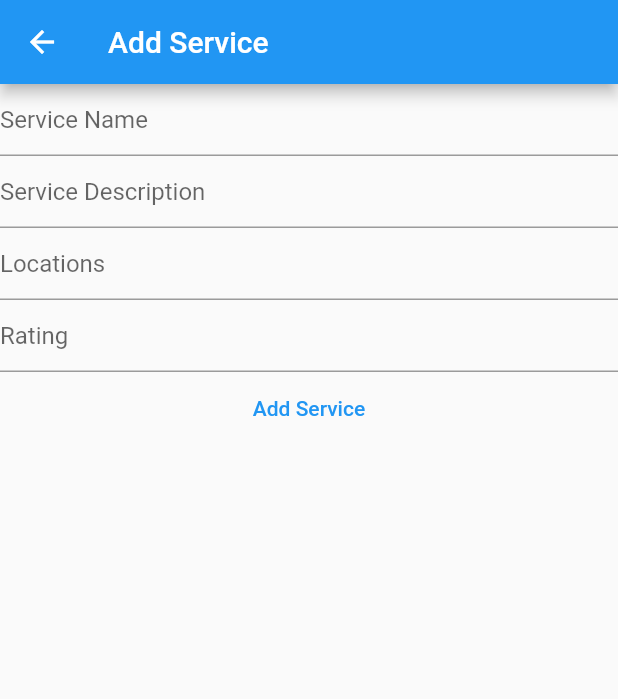
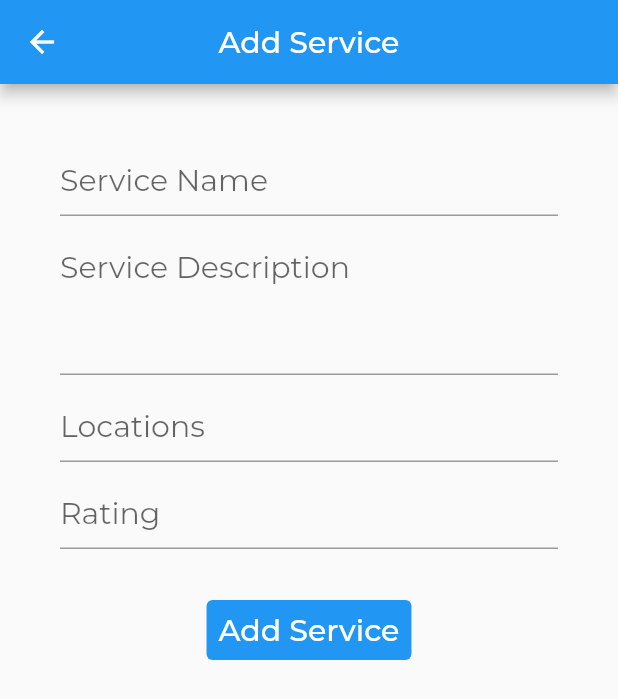
Before and after one commit to KONAPAVANKUMAR/ServiceProject_Provider, a Flutter app: the HomePage screen opened directly, after a tap on the "add" icon, on a phone screen of 412 x 824 dp. Shown: the top 699 px of the screen. Run offline on Flutter 3.47's test engine with Material 2 defaults, Android fonts, the phone set to English and light mode, and no system bars; our stand-ins replace google_fonts, shared_preferences; accounts and stored records are empty; network calls fail.

Commit message:
all functionalities done

```diff
--- a/lib/Homepage/screen.dart
+++ b/lib/Homepage/screen.dart
@@ -42,6 +42,7 @@ class _HomePageState extends State<HomePage> {
     return Scaffold(
         appBar: AppBar(
             automaticallyImplyLeading: false,
+            centerTitle: true,
             title: Row(
               mainAxisAlignment: MainAxisAlignment.spaceBetween,
               children: [
@@ -65,11 +66,15 @@ class _HomePageState extends State<HomePage> {
             )),
         body: WillPopScope(
             onWillPop: () async => false,
+            child: Container(
+                padding: EdgeInsets.all(20),
                 child: Center(
                   child: isServicesLoading
                       ? Column()
-                  : Column(
-                      children: List.generate(services.length, (index) {
+                      : Container(
+                          child: new ListView.builder(
+                              itemCount: services.length,
+                              itemBuilder: (context, index) {
                                 return Card(
                                   child: ListTile(
                                     title: Text(
@@ -90,13 +95,16 @@ class _HomePageState extends State<HomePage> {
                                       Navigator.push(
                                           context,
                                           MaterialPageRoute(
-                                    builder: (context) => ServiceDetailPage(
-                                        service: services[index])));
+                                              builder: (context) =>
+                                                  ServiceDetailPage(
+                                                      service:
+                                                          services[index])));
                                     },
                                   ),
                                 );
-                    })),
-            )),
+                              }),
+                        ),
+                ))),
         floatingActionButton: FloatingActionButton(
           onPressed: () {
             Navigator.push(context,
--- a/lib/Homepage/serviceAddScreen.dart
+++ b/lib/Homepage/serviceAddScreen.dart
@@ -30,34 +30,76 @@ class _AddServicePageState extends State<AddServicePage> {
   @override
   Widget build(BuildContext context) {
     return Scaffold(
-        appBar: AppBar(title: Text('Add Service')),
-        body: Column(
+        appBar: AppBar(
+          title: Text(
+            'Add Service',
+            style: GoogleFonts.montserrat(
+              textStyle: TextStyle(
+                fontSize: 20,
+              ),
+            ),
+          ),
+          centerTitle: true,
+        ),
+        body: Container(
+          padding: EdgeInsets.fromLTRB(40, 40, 40, 0),
+          child: Column(
             children: [
               TextField(
                 controller: _serviceNameController,
+                style: GoogleFonts.montserrat(
+                  textStyle: TextStyle(
+                    fontSize: 20,
+                  ),
+                ),
                 decoration: InputDecoration(
                   hintText: 'Service Name',
                 ),
               ),
+              SizedBox(height: 10),
               TextField(
                 controller: _serviceDescriptionController,
+                style: GoogleFonts.montserrat(
+                  textStyle: TextStyle(
+                    fontSize: 20,
+                  ),
+                ),
+                keyboardType: TextInputType.multiline,
+                minLines: 3,
+                maxLines: null,
                 decoration: InputDecoration(
                   hintText: 'Service Description',
                 ),
               ),
+              SizedBox(height: 10),
               TextField(
                 controller: _serviceLocationsController,
+                style: GoogleFonts.montserrat(
+                  textStyle: TextStyle(
+                    fontSize: 20,
+                  ),
+                ),
                 decoration: InputDecoration(
                   hintText: 'Locations',
                 ),
               ),
+              SizedBox(height: 10),
               TextField(
                 controller: _serviceRatingController,
+                style: GoogleFonts.montserrat(
+                  textStyle: TextStyle(
+                    fontSize: 20,
+                  ),
+                ),
                 decoration: InputDecoration(
                   hintText: 'Rating',
                 ),
               ),
+              SizedBox(height: 30),
               TextButton(
+                  style: TextButton.styleFrom(
+                    backgroundColor: Colors.blue,
+                  ),
                   onPressed: () {
                     addService(
                         context,
@@ -66,8 +108,17 @@ class _AddServicePageState extends State<AddServicePage> {
                         _serviceLocationsController.text,
                         _serviceRatingController.text);
                   },
-                child: Text('Add Service'))
+                  child: Text(
+                    'Add Service',
+                    style: GoogleFonts.montserrat(
+                      textStyle: TextStyle(
+                        fontSize: 20,
+                        color: Colors.white,
+                      ),
+                    ),
+                  ))
             ],
+          ),
         ));
   }
 }
--- a/lib/Homepage/serviceDetail.dart
+++ b/lib/Homepage/serviceDetail.dart
@@ -49,6 +49,8 @@ class _ServiceDetailPageState extends State<ServiceDetailPage> {
           ],
         )),
         body: Center(
+            child: Container(
+          padding: EdgeInsets.all(20),
           child: Column(
             children: [
               ListTile(
@@ -128,6 +130,7 @@ class _ServiceDetailPageState extends State<ServiceDetailPage> {
                 ),
               ),
             ],
+          ),
         )));
   }
 }
```
Also changed, not shown: lib/signup/screen.dart (+30 -11 lines). Lines whose indentation alone changed are shown as unchanged.
